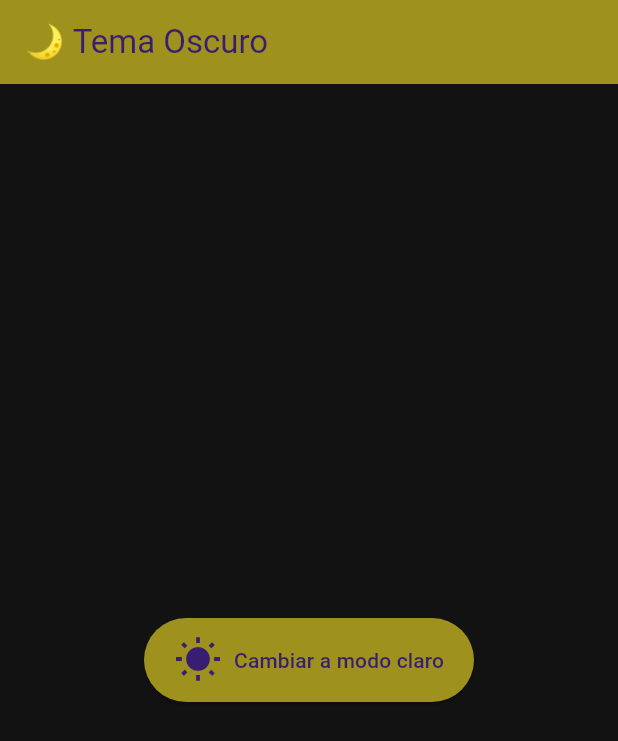
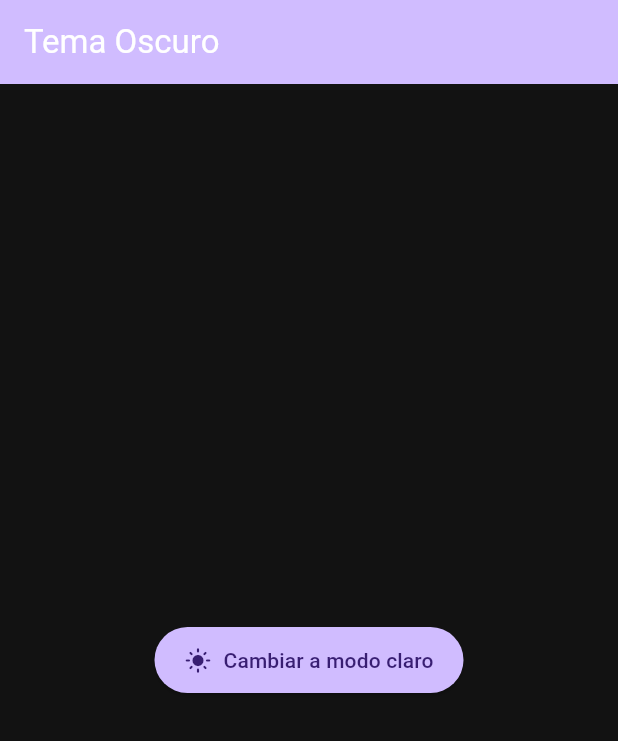
Before and after one commit to davidramire/Clase-18-octubre, a Flutter app: the screen it shows after launch, after a tap on "Cambiar a modo oscuro", on a phone screen of 412 x 824 dp. Shown: the top 741 px of the screen. Run offline on Flutter 3.47's test engine with Material 3 defaults, Android fonts, the phone set to English and light mode, and no system bars.

Commit message:
cambios del codigo

```diff
--- a/lib/main.dart
+++ b/lib/main.dart
@@ -12,10 +12,9 @@ class MyApp extends StatefulWidget {
 }
 
 class _MyAppState extends State<MyApp> {
-  // Estado inicial: tema claro
+  // Estado actual del tema (claro por defecto)
   ThemeMode _themeMode = ThemeMode.light;
 
-  // Cambia entre claro y oscuro
   void _toggleTheme() {
     setState(() {
       _themeMode =
@@ -29,11 +28,11 @@ class _MyAppState extends State<MyApp> {
       title: 'Tema Claro y Oscuro',
       debugShowCheckedModeBanner: false,
 
-      // ☀️ Tema claro
+      // 🌞 Tema claro
       theme: ThemeData(
         brightness: Brightness.light,
-        colorScheme: const ColorScheme.light(
-          primary: Color.fromARGB(255, 42, 99, 25),
+        colorScheme: ColorScheme.light(
+          primary: Color(0xFF6750A4),
           onPrimary: Colors.white,
           background: Color(0xFFFFFBFE),
           onBackground: Color(0xFF1C1B1F),
@@ -44,8 +43,8 @@ class _MyAppState extends State<MyApp> {
       // 🌙 Tema oscuro
       darkTheme: ThemeData(
         brightness: Brightness.dark,
-        colorScheme: const ColorScheme.dark(
-          primary: Color.fromARGB(255, 158, 145, 30),
+        colorScheme: ColorScheme.dark(
+          primary: Color(0xFFD0BCFF),
           onPrimary: Color(0xFF381E72),
           background: Color(0xFF1C1B1F),
           onBackground: Color(0xFFE6E1E5),
@@ -53,7 +52,7 @@ class _MyAppState extends State<MyApp> {
         useMaterial3: true,
       ),
 
-      // Tema actual
+      // ⚙️ Tema actual (según el botón)
       themeMode: _themeMode,
 
       home: MyHomePage(
@@ -80,33 +79,16 @@ class MyHomePage extends StatelessWidget {
 
     return Scaffold(
       appBar: AppBar(
-        title: Text(isDarkMode ? "🌙 Tema Oscuro" : "☀️ Tema Claro"),
+        title: Text(isDarkMode ? "Tema Oscuro" : "Tema Claro"),
         backgroundColor: theme.primary,
-        foregroundColor: theme.onPrimary,
       ),
       body: Center(
         child: ElevatedButton.icon(
           onPressed: onToggleTheme,
-
-          // 🌟 Ícono animado
-          icon: AnimatedSwitcher(
-            duration: const Duration(milliseconds: 600),
-            transitionBuilder: (child, animation) => RotationTransition(
-              turns: Tween(begin: 0.75, end: 1.0).animate(animation),
-              child: FadeTransition(opacity: animation, child: child),
-            ),
-            child: Icon(
-              isDarkMode ? Icons.wb_sunny : Icons.nightlight_round,
-              key: ValueKey<bool>(isDarkMode),
-              size: 32,
-            ),
-          ),
-
-          // Texto dinámico
+          icon: Icon(isDarkMode ? Icons.light_mode : Icons.dark_mode),
           label: Text(
             isDarkMode ? "Cambiar a modo claro" : "Cambiar a modo oscuro",
           ),
-
           style: ElevatedButton.styleFrom(
             backgroundColor: theme.primary,
             foregroundColor: theme.onPrimary,
```
